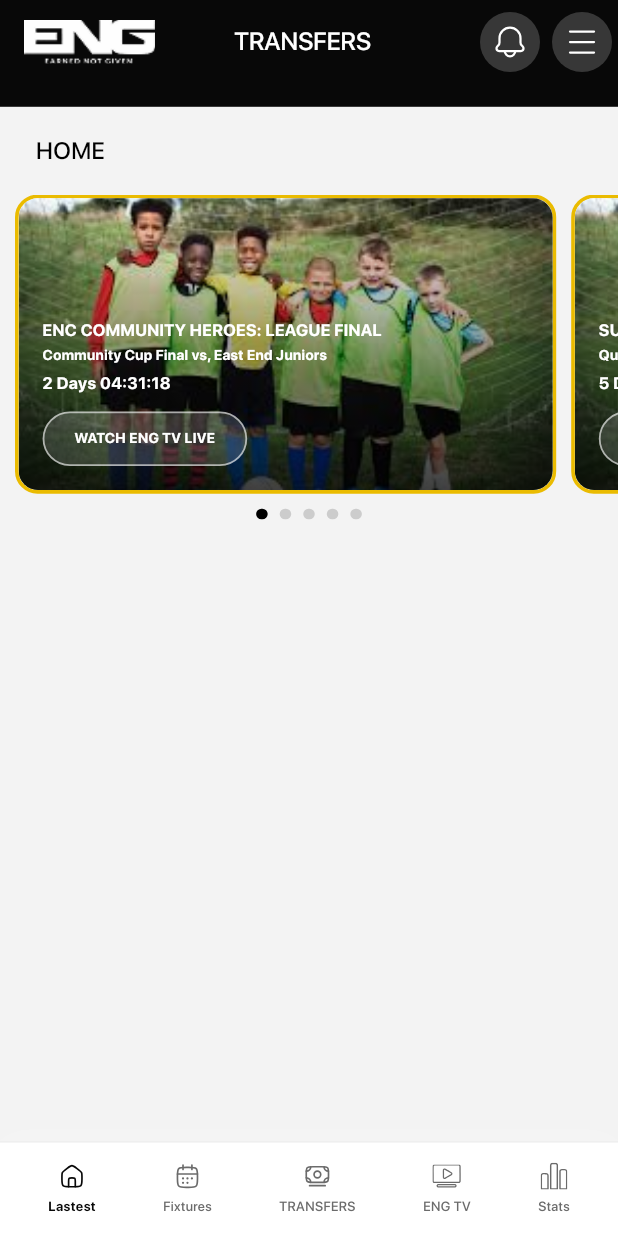
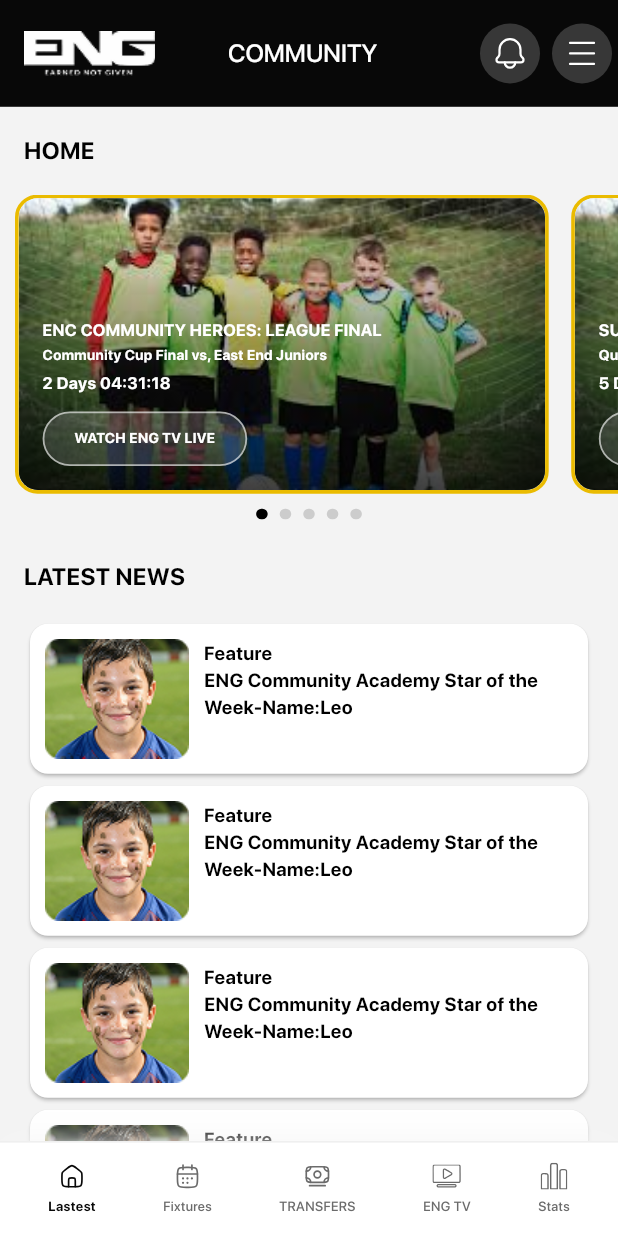
Before and after one commit to AnikDas08/spot_football_merketplace_app, a Flutter app: the screen it shows after launch, on a phone screen of 412 x 824 dp. Run offline on Flutter 3.47's test engine with Material 3 defaults, Android fonts, the phone set to English and light mode, and no system bars; our stand-ins replace cached_network_image, cookie_jar, dio, dio_cookie_manager, flutter_dotenv, flutter_html and 10 more; network calls fail; project files that could hold a hidden picture were left out.

Commit message:
latest news section created

```diff
--- a/lib/app.dart
+++ b/lib/app.dart
@@ -2,6 +2,7 @@
 import 'package:flutter_screenutil/flutter_screenutil.dart';
 import 'package:get/get.dart';
 import 'package:untitled/features/navbar/screen/navbar_screen.dart';
+import 'package:untitled/utils/constants/app_colors.dart';
 
 import 'config/core/app_wrapper.dart';
 import 'config/route/app_routes.dart';
@@ -21,6 +22,7 @@
 
         builder: (context, child) {
           return GetMaterialApp(
+            color: AppColors.background,
             debugShowCheckedModeBanner: false,
             scrollBehavior: const AppScrollBehavior(),
             navigatorKey: Get.key,
--- a/lib/component/common_appbar/common_appbar.dart
+++ b/lib/component/common_appbar/common_appbar.dart
@@ -14,7 +14,8 @@
   @override
   Widget build(BuildContext context) {
     return AppBar(
-
+      toolbarHeight: 80.h,
+      bottom: null,
       backgroundColor: AppColors.primaryColor,
       title: Row(
         mainAxisAlignment: .spaceBetween,
@@ -22,7 +23,7 @@
           Image.asset(AppImages.appLogo, width: 91.w),
           Spacer(),
           CommonText(
-            text: AppString.transfers,
+            text: AppString.community,
             color: AppColors.white,
             fontSize: 21.sp,
           ),
--- a/lib/features/home/presentation/screens/home_screen.dart
+++ b/lib/features/home/presentation/screens/home_screen.dart
@@ -2,7 +2,8 @@
 import 'package:flutter_screenutil/flutter_screenutil.dart';
 import 'package:untitled/component/text/common_text.dart';
 import 'package:untitled/features/home/presentation/widgets/banner_slider.dart';
-import 'package:untitled/utils/constants/app_images.dart';
+import 'package:untitled/features/home/presentation/widgets/latest_news.dart';
+import 'package:untitled/utils/constants/app_colors.dart';
 import 'package:untitled/utils/constants/app_string.dart';
 import '../../../../component/common_appbar/common_appbar.dart';
 
@@ -14,24 +15,25 @@
     return Scaffold(
       appBar: CommonAppbar(),
       body: SafeArea(
+        child: SingleChildScrollView(
           child: Column(
             crossAxisAlignment: CrossAxisAlignment.start,
             children: [
               SizedBox(height: 20.h),
               Padding(
-              padding: EdgeInsets.symmetric(horizontal: 24),
-              child: CommonText(text: AppString.home, fontSize: 20.sp),
+                padding: EdgeInsets.symmetric(horizontal: 16),
+                child: CommonText(
+                  text: AppString.home,
+                  fontSize: 20.sp,
+                  fontWeight: FontWeight(590),
+                ),
               ),
               SizedBox(height: 20.h),
-
-            // Carousel
               BannerSlider(),
-
               SizedBox(height: 12.h),
-
-            // Page Indicator
-
+              LatestNews()
             ],
+          ),
         ),
       ),
     );
--- a/lib/features/home/presentation/widgets/banner_card.dart
+++ b/lib/features/home/presentation/widgets/banner_card.dart
@@ -14,7 +14,7 @@
   @override
   Widget build(BuildContext context) {
     return Container(
-      margin: EdgeInsets.only(left: 10, right: 0),
+      margin: EdgeInsets.only(left: 10, right: 5),
       decoration: BoxDecoration(
         borderRadius: BorderRadius.circular(15),
         border: Border.all(color: AppColors.colorEABB00, width: 2.5.w),
@@ -28,7 +28,7 @@
             Image.asset(
               AppImages.banner,
               fit: BoxFit.cover,
-              errorBuilder: (_, _, _) => Container(color: Colors.grey[900]),
+              errorBuilder: (_, _, _) => Container(color: AppColors.colorCCCCCC),
             ),
 
             // Dark gradient overlay
@@ -38,9 +38,9 @@
                   begin: Alignment.topCenter,
                   end: Alignment.bottomCenter,
                   colors: [
-                    Colors.transparent,
-                    Colors.black.withOpacity(0.3),
-                    Colors.black.withOpacity(0.75),
+                    AppColors.transparent,
+                    AppColors.black.withAlpha(76),
+                    AppColors.black.withAlpha(191),
                   ],
                   stops: [0.0, 0.4, 1.0],
                 ),
@@ -80,17 +80,17 @@
                   Container(
                     padding: EdgeInsets.symmetric(horizontal: 20, vertical: 10),
                     decoration: BoxDecoration(
-                      color: Colors.white.withOpacity(0.15),
+                      color: AppColors.white.withAlpha(38),
                       borderRadius: BorderRadius.circular(30),
                       border: Border.all(
-                        color: Colors.white.withOpacity(0.6),
+                        color: AppColors.white.withAlpha(153),
                         width: 1.2,
                       ),
                     ),
 
                     child: CommonText(
                       text: AppString.watchEngLive,
-                      color: Colors.white,
+                      color: AppColors.white,
                       fontSize: 12.sp,
                       fontWeight: FontWeight.w700,
                     ),
--- a/lib/features/home/presentation/widgets/banner_slider_indicator.dart
+++ b/lib/features/home/presentation/widgets/banner_slider_indicator.dart
@@ -1,8 +1,6 @@
 import 'package:flutter/material.dart';
 import 'package:flutter_screenutil/flutter_screenutil.dart';
 import 'package:get/get.dart';
-import 'package:get/get_core/src/get_main.dart';
-import 'package:get/get_instance/src/extension_instance.dart';
 import 'package:untitled/utils/constants/app_colors.dart';
 
 import '../controllers/banner_controller.dart';
--- /dev/null
+++ b/lib/features/home/presentation/widgets/latest_news.dart
@@ -0,0 +1,40 @@
+import 'package:flutter/material.dart';
+import 'package:flutter_screenutil/flutter_screenutil.dart';
+import 'package:untitled/features/home/presentation/widgets/news_card.dart';
+import 'package:untitled/utils/constants/app_colors.dart';
+import 'package:untitled/utils/constants/app_images.dart';
+
+import '../../../../component/text/common_text.dart';
+import '../../../../utils/constants/app_string.dart';
+
+class LatestNews extends StatelessWidget {
+  const LatestNews({super.key});
+
+  @override
+  Widget build(BuildContext context) {
+    return Column(
+      crossAxisAlignment: .start,
+      children: [
+        Padding(
+          padding: const EdgeInsets.all(16),
+          child: CommonText(
+            text: AppString.latestNews.toUpperCase(),
+            fontSize: 20.sp,
+            fontWeight: FontWeight(590),
+          ),
+        ),
+        ListView(
+          shrinkWrap: true,
+          physics: NeverScrollableScrollPhysics(),
+          padding: .symmetric(horizontal: 16),
+          children: [
+            NewsCard(),
+            NewsCard(),
+            NewsCard(),
+            NewsCard(),
+          ],
+        ),
+      ],
+    );
+  }
+}
--- /dev/null
+++ b/lib/features/home/presentation/widgets/news_card.dart
@@ -0,0 +1,48 @@
+import 'package:flutter/material.dart';
+import 'package:flutter_screenutil/flutter_screenutil.dart';
+
+import '../../../../component/text/common_text.dart';
+import '../../../../utils/constants/app_colors.dart';
+import '../../../../utils/constants/app_images.dart';
+
+class NewsCard extends StatelessWidget {
+  const NewsCard({super.key});
+
+  @override
+  Widget build(BuildContext context) {
+    return Card(
+      color: AppColors.white,
+      child: Container(
+        padding: .all(10),
+        child: Row(
+          crossAxisAlignment: .start,
+          spacing: 10,
+          children: [
+            Image.asset(AppImages.news),
+            Expanded(
+              child: Column(
+                crossAxisAlignment: .start,
+                mainAxisAlignment: .start,
+                children: [
+                  CommonText(
+                    text: "Feature",
+                    fontSize: 16.sp,
+                    fontWeight: FontWeight(590),
+                  ),
+                  CommonText(
+                    textAlign: .start,
+                    maxLines: 2,
+                    text:
+                    "ENG Community Academy Star of the Week-Name:Leo",
+                    fontSize: 16.sp,
+                    fontWeight: FontWeight(510),
+                  ),
+                ],
+              ),
+            ),
+          ],
+        ),
+      ),
+    );
+  }
+}
--- a/lib/utils/constants/app_images.dart
+++ b/lib/utils/constants/app_images.dart
@@ -14,5 +14,6 @@
   // added by ajijul
   static const String appLogo = '$baseurl/app_logo.png';
   static const String banner = '$baseurl/temporary/banner.png';
+  static const String news = '$baseurl/temporary/latest_news.png';
 
 }
--- a/lib/utils/constants/app_string.dart
+++ b/lib/utils/constants/app_string.dart
@@ -75,7 +75,8 @@
   static const String unknownError = 'Unknown Error';
 
   // home screen added by ajijul
-  static const String transfers = "TRANSFERS";
+  static const String community = "COMMUNITY";
   static const String home = "HOME";
   static const String watchEngLive = "WATCH ENG TV LIVE";
+  static const String latestNews = "latest News";
 }
```
Also changed, not shown: assets/images/temporary/latest_news.png (added). Lines whose indentation alone changed are shown as unchanged.
